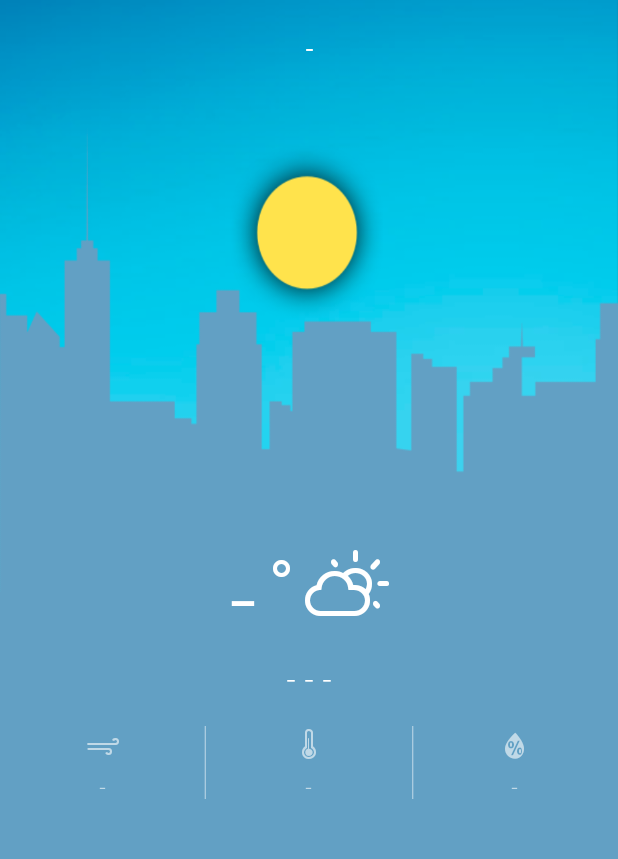
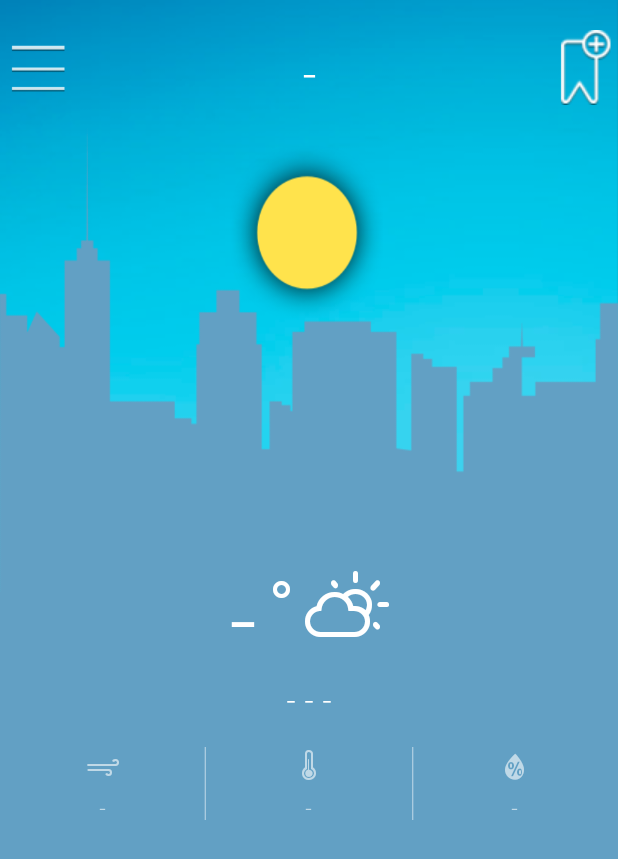
Before and after one commit to ngoclt/openweather, an Android app: the screen it shows after launch (MainActivity), on a phone screen of 412 x 824 dp. Shown: the top 859 px of the screen. Run offline under Robolectric (Android 15) with nearby library versions, the phone set to English and light mode, and no system bars; our stand-ins replace Dagger/Hilt's generated code, Timber; network calls fail; 1 statement that could not run was skipped.

Commit message:
Added left and right buttons for main screen.

```diff
--- a/app/src/main/AndroidManifest.xml
+++ b/app/src/main/AndroidManifest.xml
@@ -24,7 +24,7 @@
             </intent-filter>
         </activity>
         <activity
-            android:name=".ui.ForecastActivity"
+            android:name=".ui.forecast.ForecastActivity"
             android:theme="@style/Theme.AppCompat.NoActionBar" />
 
         <meta-data
--- a/app/src/main/java/life/coder/openweather/ui/ForecastActivity.java
+++ b/app/src/main/java/life/coder/openweather/ui/forecast/ForecastActivity.java
@@ -1,4 +1,4 @@
-package life.coder.openweather.ui;
+package life.coder.openweather.ui.forecast;
 
 import android.arch.lifecycle.Observer;
 import android.arch.lifecycle.ViewModelProviders;
--- a/app/src/main/java/life/coder/openweather/ui/ForecastActivityViewModel.java
+++ b/app/src/main/java/life/coder/openweather/ui/forecast/ForecastActivityViewModel.java
@@ -1,4 +1,4 @@
-package life.coder.openweather.ui;
+package life.coder.openweather.ui.forecast;
 
 import android.app.Application;
 import android.arch.lifecycle.AndroidViewModel;
--- a/app/src/main/java/life/coder/openweather/ui/ForecastAdapter.java
+++ b/app/src/main/java/life/coder/openweather/ui/forecast/ForecastAdapter.java
@@ -1,4 +1,4 @@
-package life.coder.openweather.ui;
+package life.coder.openweather.ui.forecast;
 
 import android.content.Context;
 import android.support.annotation.NonNull;
--- a/app/src/main/java/life/coder/openweather/ui/main/MainActivity.java
+++ b/app/src/main/java/life/coder/openweather/ui/main/MainActivity.java
@@ -15,6 +15,8 @@ import android.support.annotation.Nullable;
 import android.support.v4.app.ActivityCompat;
 import android.support.v4.content.ContextCompat;
 import android.support.v7.app.AppCompatActivity;
+import android.view.View;
+import android.widget.Button;
 import android.widget.LinearLayout;
 import android.widget.TextView;
 
@@ -23,7 +25,7 @@ import java.text.DecimalFormatSymbols;
 
 import life.coder.openweather.R;
 import life.coder.openweather.api.model.OWCityWeather;
-import life.coder.openweather.ui.ForecastActivity;
+import life.coder.openweather.ui.forecast.ForecastActivity;
 import life.coder.openweather.utils.OWCallback;
 import life.coder.openweather.utils.OWHelper;
 
@@ -36,6 +38,7 @@ public class MainActivity extends AppCompatActivity implements OWCallback, Obser
             tvTemperature, tvHumidity,
             tvThermometer, tvWind,
             tvWeatherIcon;
+    private Button btnMenu, btnBookmark;
 
     private LinearLayout ltMainContainer;
 
@@ -66,9 +69,8 @@ public class MainActivity extends AppCompatActivity implements OWCallback, Obser
         tvWind = findViewById(R.id.tv_wind);
         tvWeatherIcon = findViewById(R.id.tv_weather_icon);
 
-        ltMainContainer.setOnClickListener(view -> {
-            openForecastActivity();
-        });
+        btnMenu = findViewById(R.id.btn_menu);
+        btnBookmark = findViewById(R.id.btn_bookmark);
 
         viewModel = ViewModelProviders.of(this).get(MainViewModel.class);
     }
@@ -181,10 +183,13 @@ public class MainActivity extends AppCompatActivity implements OWCallback, Obser
         getSupportFragmentManager().beginTransaction().add(R.id.ln_fragment_hours_forecast, forecastFragment).addToBackStack(null).commit();
     }
 
-    private void openForecastActivity() {
+    public void openForecastActivity(View target) {
         Intent foreCastIntent = new Intent(this, ForecastActivity.class);
         foreCastIntent.putExtra("lat", latitude);
         foreCastIntent.putExtra("lon", longitude);
         startActivity(foreCastIntent);
     }
+
+    private void openBookmarkCityActivity(View target) {
+    }
 }
--- a/app/src/main/res/layout/main_activity.xml
+++ b/app/src/main/res/layout/main_activity.xml
@@ -9,25 +9,44 @@
         android:layout_width="match_parent"
         android:layout_height="match_parent"
         android:background="@drawable/bg_day"
-        android:orientation="vertical"
-        android:visibility="visible">
+        android:orientation="vertical">
+
 
         <LinearLayout
             android:layout_width="match_parent"
-            android:layout_height="wrap_content"
+            android:layout_height="50dp"
+            android:layout_gravity="center"
             android:layout_marginTop="20dp"
-            android:orientation="vertical">
+            android:orientation="horizontal">
+
+            <Button
+                android:id="@+id/btn_menu"
+                android:layout_width="50dp"
+                android:layout_height="50dp"
+                android:layout_gravity="left"
+                android:background="@drawable/menu_btn"
+                android:onClick="openForecastActivity" />
 
             <TextView
                 android:id="@+id/tv_city_name"
                 android:layout_width="match_parent"
                 android:layout_height="wrap_content"
-                android:fontFamily="@font/avenir_ltstd_roman"
+                android:layout_marginTop="10dp"
+                android:layout_weight="0.6"
+                android:fontFamily="@font/avenir_ltstd_light"
                 android:text="-"
                 android:textAlignment="center"
                 android:textAllCaps="true"
                 android:textColor="@color/white"
-                android:textSize="18sp" />
+                android:textSize="30sp" />
+
+            <Button
+                android:id="@+id/btn_bookmark"
+                android:layout_width="50dp"
+                android:layout_height="50dp"
+                android:layout_gravity="right"
+                android:background="@drawable/bookmark_btn"
+                android:onClick="openBookmarkCityActivity" />
         </LinearLayout>
 
         <LinearLayout
```
Also changed, not shown: app/src/main/res/drawable-large/bookmark_btn.png (added), app/src/main/res/drawable-large/menu_btn.png (added), app/src/main/res/drawable-normal/bookmark_btn.png (added), app/src/main/res/drawable-normal/menu_btn.png (added), app/src/main/res/drawable-small/bookmark_btn.png (added), app/src/main/res/drawable-small/menu_btn.png (added), app/src/main/res/drawable/bookmark_btn.png (added), app/src/main/res/drawable/menu_btn.png (added).
